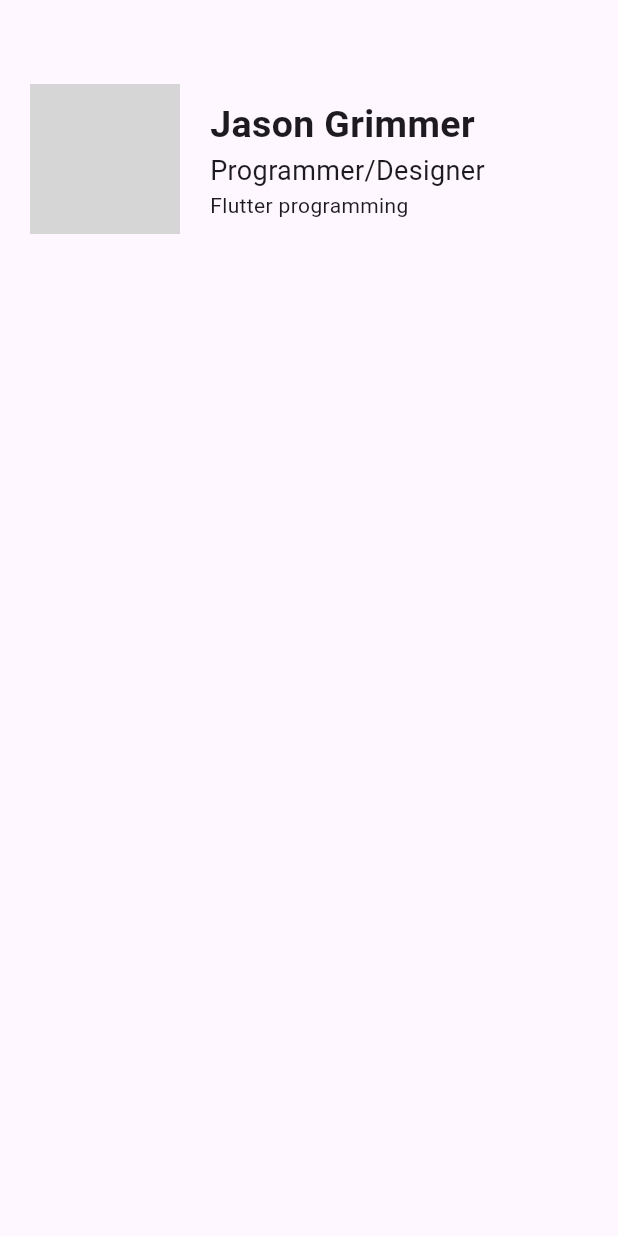
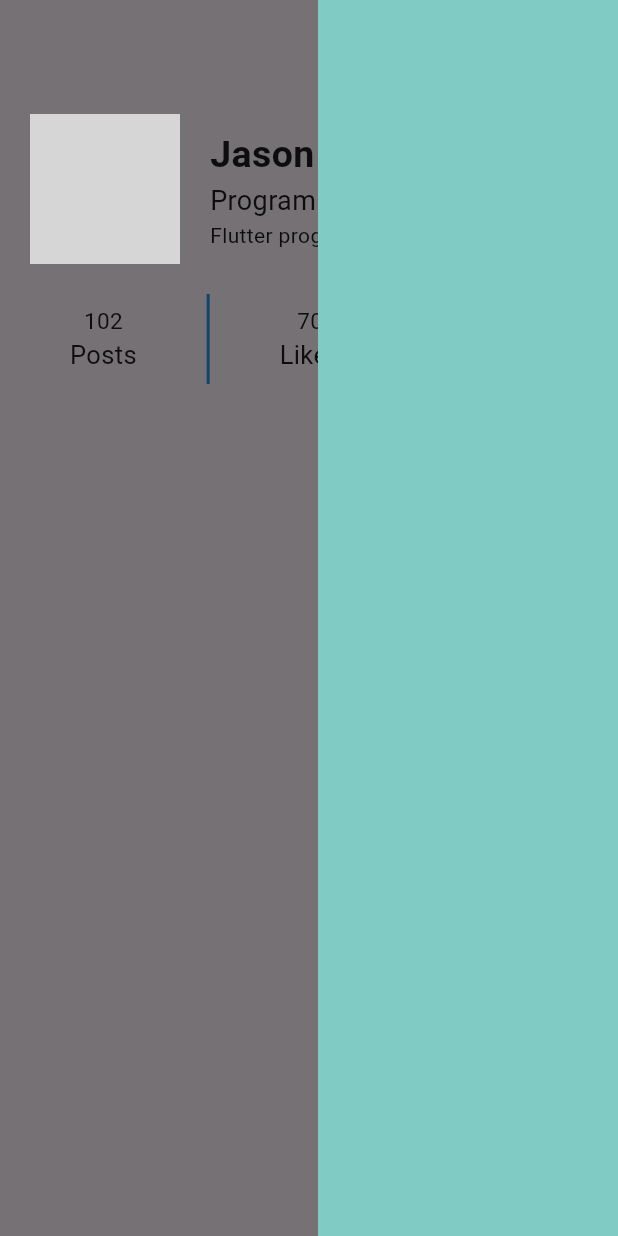
Before and after one commit to imlimge/Flutter-PJ-LKE, a Flutter app: the screen it shows after launch, with the side drawer open (before the commit the screen has no drawer), on a phone screen of 412 x 824 dp. Run offline on Flutter 3.47's test engine with Material 3 defaults, Android fonts, the phone set to English and light mode, and no system bars; grey boxes are pictures that could not be loaded.

Commit message:
240103_1117

```diff
--- /dev/null
+++ b/app_03_profile/lib/components/profile_count_info.dart
@@ -0,0 +1,59 @@
+// 프로파일 카운트 정보 : 컨텐츠 카운트 정보
+
+
+import 'package:flutter/material.dart';
+
+class ProfileCountInfo extends StatelessWidget {
+  const ProfileCountInfo({Key? key}):super(key: key);
+
+  // 빌드 재정의
+  @override
+  Widget build(BuildContext context) {
+    return Row(
+      // 컨텐츠 주변을 일정한 공간으로 채우기
+      mainAxisAlignment: MainAxisAlignment.spaceEvenly,
+      children: [
+      // 정보위젯 : _buildInfo()
+      // 사이구분선 : _buildLine()
+      _buildInfo("102", "Posts"),
+      _buildLine(),
+      _buildInfo("70", "Likes"),
+      _buildLine(),
+      _buildInfo("20", "share"),
+
+      ],
+
+    );
+  }
+}
+
+// 정보위젯 : (카운트숫자, 타이틀문구)
+Widget _buildInfo(String count, String title){
+  // 세로 배치니까 Colum위젯을 만들어서 리턴함
+  return Column(
+    children: [
+      // 카운트 숫자 텍스트
+      Text(
+        count,
+        style: TextStyle(fontSize: 15),
+      ),
+      // 타이틀 텍스트
+      Text(
+        title,
+        style: TextStyle(fontSize: 17),
+      ),
+
+    ],
+  );
+}
+
+
+// 사이구분선
+Widget _buildLine(){
+  return Container(
+    width: 2,
+    height: 60,
+    color: Colors.blue,
+    );
+
+}
--- /dev/null
+++ b/app_03_profile/lib/components/profile_drawer.dart
@@ -0,0 +1,23 @@
+// 오른족에서 들어오는 사이드 박스 드로워 클래스
+
+import 'package:flutter/material.dart';
+
+class ProfileDrawer extends StatelessWidget {
+  const ProfileDrawer({Key? key}): super(key:key);
+
+  // 빌드 재정의
+  @override
+  Widget build(BuildContext context) {
+    // 사이드 박스는 Container로 만들어 준다
+
+    return Container(
+      // 가로크기
+      width: 200,
+      // 높이값 double.infinity는 높이 채우기
+      height: double.infinity,
+      // 박스 배경색
+      color: Colors.teal[200],
+
+    );
+  }
+}
--- a/app_03_profile/lib/components/profile_header.dart
+++ b/app_03_profile/lib/components/profile_header.dart
@@ -25,7 +25,6 @@ class ProfileHeader extends StatelessWidget {
 
 
 // 아바타 이미지 위젯 함수 ///////
-
 Widget _buildHeaderAvatar(){
   // 크기를 가지는 박스 위젯은 SizedBox()
   return SizedBox(
--- a/app_03_profile/lib/main.dart
+++ b/app_03_profile/lib/main.dart
@@ -3,6 +3,11 @@ import 'package:flutter/material.dart';
 import 'package:app_03_profile/theme.dart';
 // 프로파일 헤더영역 불러오기
 import 'package:app_03_profile/components/profile_header.dart';
+// 사이드박스 드로워 불러오기
+import 'package:app_03_profile/components/profile_drawer.dart';
+// 프로파일 카운트 정보 : 컨텐츠 카운트 정보
+import 'package:app_03_profile/components/profile_count_info.dart';
+
 
 
 void main() {
@@ -37,13 +42,22 @@ class ProfilePage extends StatelessWidget {
   @override
   Widget build(BuildContext context) {
     return Scaffold(
+    // 사이드 박스 드로워는 drawer -> 왼쪽에서 들어옴
+    // endDrawer -> 오른쪽에서 들어옴
+    // 기본작동은 햄버거 터치시 들어옴/ 빈 곳 터치 시 나감
+    endDrawer: ProfileDrawer(),
     // 상단 앱바 만들기 함수 호출
+    // 드로워가 있으면 햄버거 아이콘이 출력됨
     appBar: _buildProfileAppBar(),
     // 본문파트인 바디구성하기
     body: Column(
       children: [
+        SizedBox(height: 20), // 위아래 간격
         // 프로파일 헤더파트 : 인물 사진 및 소개
         ProfileHeader(),
+        SizedBox(height: 20), // 위아래 간격
+        // 프로파일 카운트 정보 : 컨텐츠 카운트 정보
+        ProfileCountInfo(),
 
       ],),
     );
--- a/app_03_profile/lib/theme.dart
+++ b/app_03_profile/lib/theme.dart
@@ -27,7 +27,7 @@ const MaterialColor primaryWhite = MaterialColor(
 // 테마 데이터를 리턴하는 함수를 만들자
 ThemeData theme(){
   return ThemeData(
-    // 앱의 전체 테마 스와치(색상모듬 지정)
+    // 앱의 전체 테마 스와치(색상모음 지정)
     primarySwatch: primaryWhite,
     // 상단의 앱바의 테마도 여기서 지정가능(여기선 아이콘색을 파란색으로 지정함)
     appBarTheme: AppBarTheme(
```
